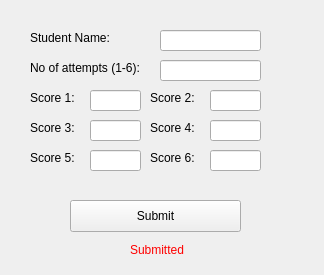
Above: formbuild.ui from rylandcrowder/CS2-project1 before the change. Below: the same form after it.
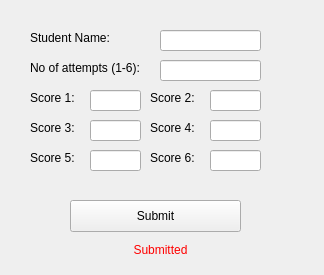
That is the form after the change.

The edit to the form file:
```diff
--- a/formbuild.ui
+++ b/formbuild.ui
@@ -203,10 +203,10 @@
   <widget class="QLabel" name="output_label">
    <property name="geometry">
     <rect>
-     <x>130</x>
-     <y>240</y>
-     <width>71</width>
-     <height>20</height>
+     <x>10</x>
+     <y>239</y>
+     <width>301</width>
+     <height>21</height>
     </rect>
    </property>
    <property name="styleSheet">
@@ -215,6 +215,9 @@
    <property name="text">
     <string>Submitted</string>
    </property>
+   <property name="alignment">
+    <set>Qt::AlignCenter</set>
+   </property>
   </widget>
   <widget class="QPushButton" name="submit_button">
    <property name="geometry">
```
